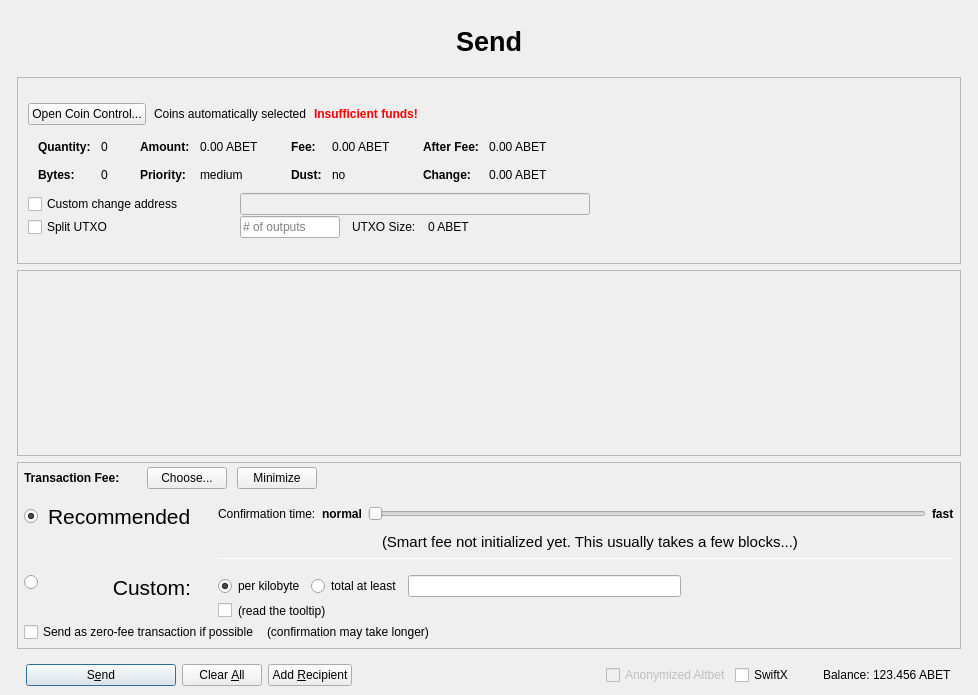
Old version of the form src/qt/forms/sendcoinsdialog.ui in the repository Test-Coin/TestCoin.
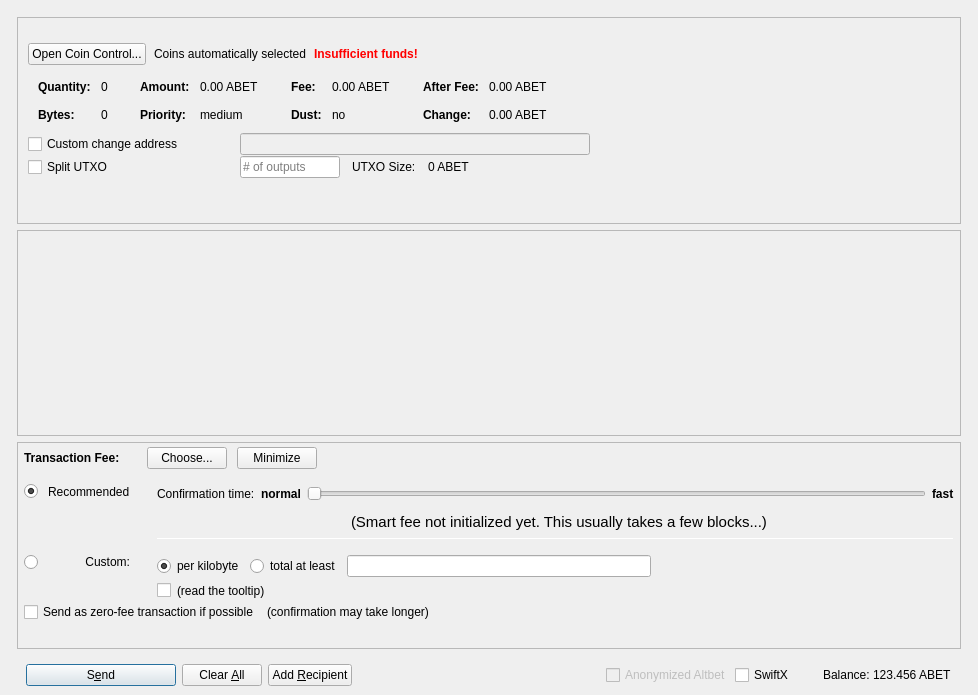
New version of the form. Custom widgets are drawn as their Qt base class.

Patch:
```diff
--- a/src/qt/forms/sendcoinsdialog.ui
+++ b/src/qt/forms/sendcoinsdialog.ui
@@ -53,39 +53,10 @@
          <number>0</number>
         </property>
         <item>
-         <layout class="QHBoxLayout" name="horizontalLayout_Header" stretch="0">
+         <layout class="QHBoxLayout" name="horizontalLayout_Header">
           <property name="spacing">
            <number>6</number>
           </property>
-          <item>
-           <widget class="QLabel" name="labelOverviewHeaderLeft">
-            <property name="minimumSize">
-             <size>
-              <width>464</width>
-              <height>60</height>
-             </size>
-            </property>
-            <property name="maximumSize">
-             <size>
-              <width>16777215</width>
-              <height>60</height>
-             </size>
-            </property>
-            <property name="font">
-             <font>
-              <pointsize>20</pointsize>
-              <weight>75</weight>
-              <bold>true</bold>
-             </font>
-            </property>
-            <property name="text">
-             <string>Send</string>
-            </property>
-            <property name="alignment">
-             <set>Qt::AlignCenter</set>
-            </property>
-           </widget>
-          </item>
          </layout>
         </item>
        </layout>
@@ -816,7 +787,7 @@
              <x>0</x>
              <y>0</y>
              <width>944</width>
-             <height>110</height>
+             <height>144</height>
             </rect>
            </property>
            <layout class="QVBoxLayout" name="verticalLayout_2" stretch="0,1">
@@ -1093,11 +1064,6 @@
                   </item>
                   <item row="3" column="1">
                    <widget class="QLabel" name="labelCustomFee">
-                    <property name="font">
-                     <font>
-                      <pointsize>16</pointsize>
-                     </font>
-                    </property>
                     <property name="text">
                      <string>Custom:</string>
                     </property>
@@ -1207,11 +1173,6 @@
                   </item>
                   <item row="1" column="1">
                    <widget class="QLabel" name="labelSmartFee_2">
-                    <property name="font">
-                     <font>
-                      <pointsize>16</pointsize>
-                     </font>
-                    </property>
                     <property name="text">
                      <string>Recommended</string>
                     </property>
```
Left out of the diff: 2 changed lines with no effect on the pictures.
